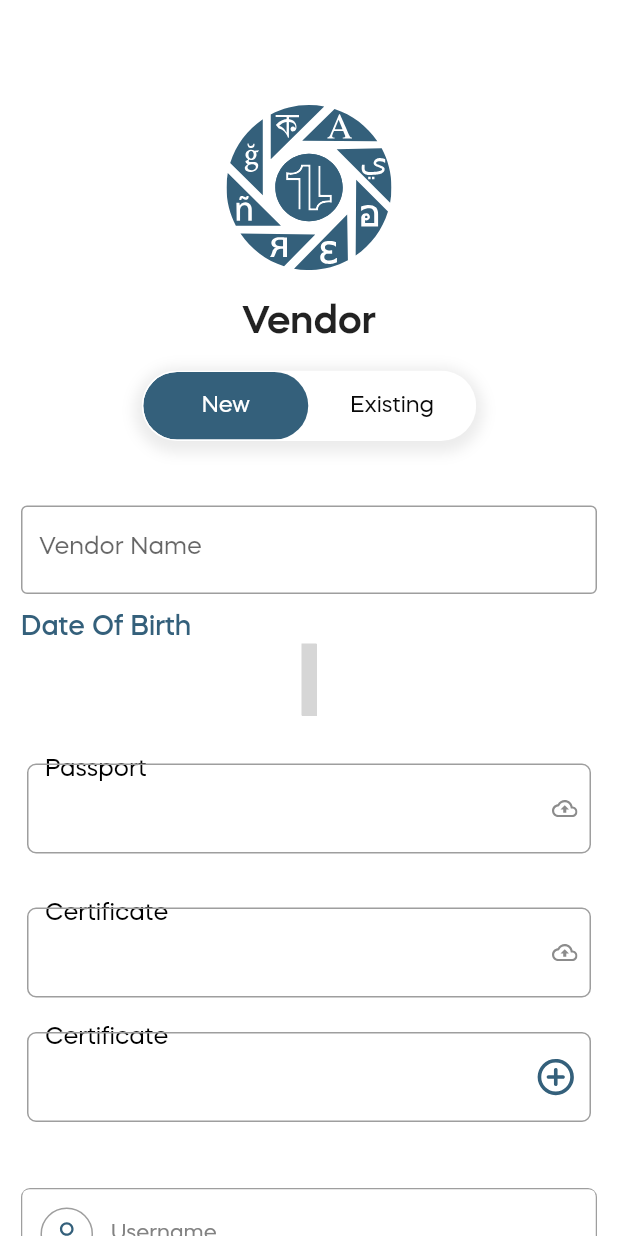
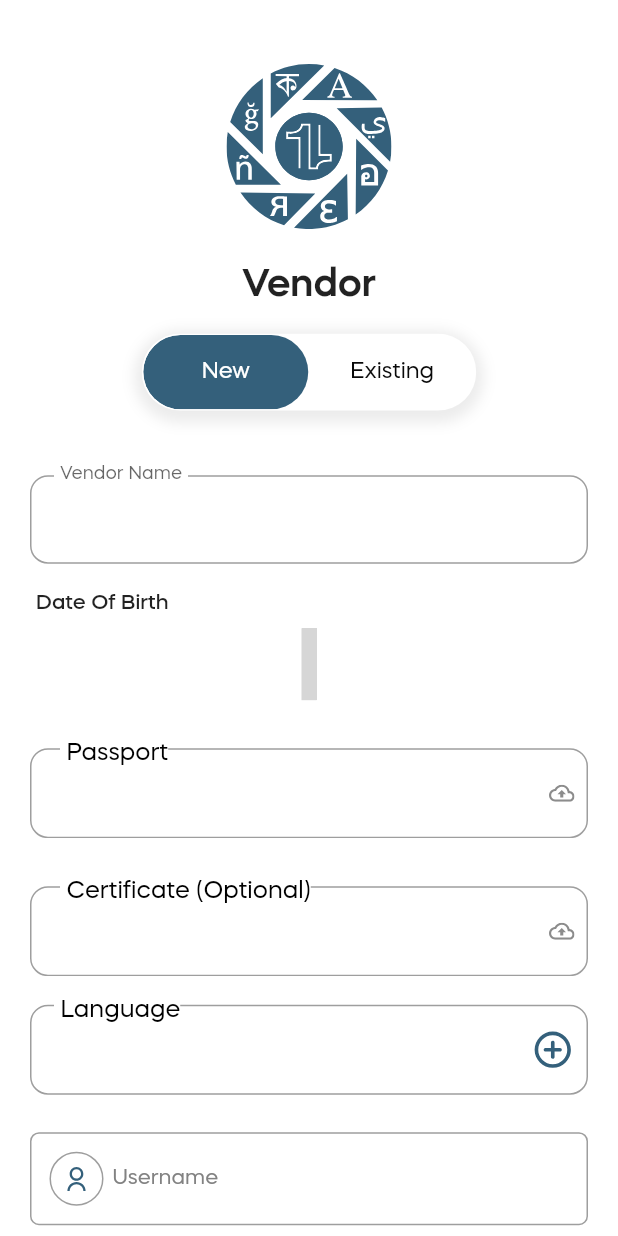
Before and after one commit to huzaifaa786/translation_vendor, a Flutter app: the screen it shows after launch, after a tap on "New", on a phone screen of 412 x 824 dp. Run offline on Flutter 3.47's test engine with Material 2 defaults, Android fonts, the light colour scheme and no system bars; drawn by our look-alikes of toggle_switch; our stand-ins replace flutter_svg, google_maps_flutter, image_picker, rflutter_alert, table_calendar; missing offline and left inert: datepicker_dropdown; grey boxes are pictures that could not be loaded.

Commit message:
Adil, 19/4/2023

```diff
--- a/lib/screen/login/login.dart
+++ b/lib/screen/login/login.dart
@@ -23,7 +23,7 @@
 }
 
 class _LoginScreenState extends State<LoginScreen> {
-  int index = 0;
+  int index = 1;
 
   getindex(id) async {
     setState(() {
@@ -49,37 +49,22 @@
       backgroundColor: Colors.white,
       body: SafeArea(
         child: Padding(
-          padding: const EdgeInsets.only(left: 14, right: 14),
+          padding: const EdgeInsets.only(left: 20, right: 20),
           child: SingleChildScrollView(
             child: Column(
               children: [
-                Stack(
-                  children: [
                 Padding(
-                      padding: const EdgeInsets.only(top: 70),
+                  padding: const EdgeInsets.only(top: 40),
                   child: Row(
                     mainAxisAlignment: MainAxisAlignment.center,
                     children: [
                       SvgPicture.asset(
                         'assets/images/logo.svg',
-                            height: 110,
+                        height: MediaQuery.of(context).size.height * 0.14,
                         width: 110,
                       )
                     ],
                   ),
-                    ),
-                    // Positioned(
-                    //   bottom: 10,
-                    //   left: 55,
-                    //   child: Text(
-                    //     "Sign in to continue",
-                    //     style: TextStyle(
-                    //       fontSize: 26,
-                    //       fontWeight: FontWeight.w600,
-                    //     ),
-                    //   ),
-                    // )
-                  ],
                 ),
                 Padding(
                   padding: const EdgeInsets.only(top: 20),
@@ -123,7 +108,7 @@
                           radiusStyle: true,
                           fontSize: 15,
                           minWidth: 110,
-                            minHeight: 45,
+                          minHeight: MediaQuery.of(context).size.height * 0.06,
                           cornerRadius: 40,
                           inactiveFgColor: const Color.fromARGB(255, 9, 9, 9),
                           activeFgColor:
@@ -135,9 +120,7 @@
                             Border.all(
                               color: mainColor,
                               width: 1.0,
-
                             ),
-
                           ],
                         ),
                       ),
@@ -150,18 +133,18 @@
                         child: Column(children: [
                           Stackinput(
                             labelText: 'Vendor Name',
-                            hint: 'Enter your name',
+                            hint: '',
                           ),
                           Padding(
-                            padding: const EdgeInsets.only(top: 12),
+                            padding: const EdgeInsets.only(
+                                top: 18, left: 4, bottom: 8),
                             child: Row(
                               children: [
                                 Text(
                                   'Date Of Birth',
                                   style: TextStyle(
                                       fontWeight: FontWeight.w500,
-                                      fontSize: 18,
-                                      color: mainColor),
+                                      fontSize: 14),
                                 ),
                               ],
                             ),
@@ -175,8 +158,9 @@
                                       color: Colors.grey, width: 1.0),
                                 ),
                                 border: OutlineInputBorder(
+                                  borderSide: BorderSide(color: Colors.grey[300]!),
                                     borderRadius:
-                                        BorderRadius.circular(10))), // optional
+                                        BorderRadius.circular(10),)), // optional
                             isDropdownHideUnderline: true, // optional
                             isFormValidator: true, // optional
                             startYear: 1970, // optional
@@ -195,9 +179,10 @@
                             // border: Border.all(color: Colors.grey, width: 1.0)), // optional
                             // showDay: false,// optional
                             dayFlex: 2, // optional
-
+                            // monthFlex: 3,
+                            // yearFlex: 2,
                             // locale: "zh_CN",// optional
-                            // hintDay: 'Day', // optional
+                            hintDay: 'Day', // optional
                             // hintMonth: 'Month', // optional
                             // hintYear: 'Year', // optional
                             // hintTextStyle: TextStyle(color: Colors.grey), // optional
@@ -205,7 +190,7 @@
                           Padding(
                             padding: const EdgeInsets.only(top: 15),
                             child: Imageinput(
-                              labelText: 'Passport',
+                              labelText: ' Passport ',
                               imageIcon: 'assets/images/image.svg',
                               onpressed: () {
                                 selectimage();
@@ -215,7 +200,7 @@
                           Padding(
                             padding: const EdgeInsets.only(top: 15),
                             child: Imageinput(
-                              labelText: 'Certificate',
+                              labelText: ' Certificate (Optional) ',
                               imageIcon: 'assets/images/image.svg',
                               onpressed: () {
                                 selectimage();
@@ -225,7 +210,7 @@
                           Padding(
                               padding: const EdgeInsets.only(top: 15),
                               child: LanguageAdd(
-                                labelText: 'Certificate',
+                                labelText: ' Language',
                                 imageIcon: 'assets/images/add.svg',
                                 onpressed: () {
                                   print(showCreate);
@@ -244,7 +229,7 @@
                                 )
                               : Container(),
                           Padding(
-                            padding: const EdgeInsets.only(top: 40.0),
+                            padding: const EdgeInsets.only(top: 25.0),
                             child: IconInputFields(
                               imageIcon: 'assets/images/email.svg',
                               hint: 'Username',
--- a/lib/static/icon_inputfield.dart
+++ b/lib/static/icon_inputfield.dart
@@ -20,7 +20,7 @@
       this.autovalidateMode,
       this.validate,
       this.icon,
-       this.height,
+      this.height,
       this.type = TextInputType.text,
       this.fontSize = 14.0,
       this.width = 0.98,
@@ -32,7 +32,7 @@
   final bool? validate;
   final hint;
   final width;
-    final height;
+  final height;
   final type;
   final imageIcon;
   final icon;
@@ -49,6 +49,7 @@
   @override
   Widget build(BuildContext context) {
     return Container(
+      padding: EdgeInsets.all(6),
       decoration: BoxDecoration(
         border: Border.all(color: Colors.grey),
         borderRadius: BorderRadius.all(
@@ -60,7 +61,7 @@
         controller: controller,
         decoration: InputDecoration(
             prefixIcon: Padding(
-              padding: const EdgeInsets.all(12),
+              padding: const EdgeInsets.all(6),
               child: Container(
                 padding: const EdgeInsets.all(8),
                 decoration: BoxDecoration(
@@ -68,7 +69,7 @@
                     color: Colors.grey,
                   ),
                   borderRadius: BorderRadius.all(
-                    Radius.circular(45),
+                    Radius.circular(30),
                   ),
                 ),
                 child: FittedBox(
@@ -85,11 +86,10 @@
             fillColor: Colors.white,
             hintText: hint,
             hintStyle: TextStyle(color: hintColor),
-            contentPadding: const EdgeInsets.only(left: 3.0),
+            contentPadding: const EdgeInsets.only(left: 3),
             border: OutlineInputBorder(borderSide: BorderSide.none)),
         keyboardType: type,
         cursorColor: Colors.black,
-
         maxLines: 1,
         validator: validator,
       ),
--- a/lib/static/imageinput.dart
+++ b/lib/static/imageinput.dart
@@ -58,27 +58,15 @@
           children: [
             Stack(
               children: [
-                 Positioned(
-                    top: -2,
-                    left: 16,
-                    child: Text(
-                      labelText,
-                      style: TextStyle(
-                        backgroundColor: Colors.transparent,
-                        fontSize: 16,
-                        color: Colors.black,
-                      ),
-                    ),
-                  ),
                 Padding(
-                  padding: const EdgeInsets.all(4.0),
+                  padding: const EdgeInsets.only(top: 4),
                   child: Container(
                     height: 60,
                     width: MediaQuery.of(context).size.width * 10,
                     decoration: BoxDecoration(
                       border: Border.all(color: Colors.grey),
                       borderRadius: BorderRadius.all(
-                        Radius.circular(6),
+                        Radius.circular(12),
                       ),
                     ),
                     child: Row(
@@ -99,6 +87,21 @@
                     ),
                   ),
                 ),
+                Positioned(
+                  top: -2,
+                  left: 16,
+                  child: Container(
+                    margin: const EdgeInsets.only(left: 4,right: 4),
+                    child: Text(
+                      labelText,
+                      style: TextStyle(
+                        backgroundColor: White,
+                        fontSize: 16,
+                        color: Colors.black,
+                      ),
+                    ),
+                  ),
+                ),
               ],
             ),
           ],
--- a/lib/static/inputfield.dart
+++ b/lib/static/inputfield.dart
@@ -2,7 +2,6 @@
 
 import 'package:flutter/material.dart';
 import 'package:translation_vendor/values/colors.dart';
-
 
 class InputFields extends StatelessWidget {
   const InputFields(
@@ -68,16 +67,21 @@
             filled: true,
             fillColor: Colors.white,
             hintText: hint,
-            suffixIcon: showSuffix == true ?InkWell(
+            suffixIcon: showSuffix == true
+                ? InkWell(
                     onTap: onpressed,
                     child: Column(
                       mainAxisAlignment: MainAxisAlignment.center,
                       children: [
-
-                  Text(suffix),
+                        Text(
+                          suffix,
+                          style: TextStyle(
+                              color: mainColor, fontWeight: FontWeight.w600),
+                        ),
                       ],
                     ),
-            ):Container(),
+                  )
+                : Container(),
             contentPadding: const EdgeInsets.only(left: 12.0, right: 12),
             hintStyle: TextStyle(color: hintColor),
             enabledBorder: OutlineInputBorder(
--- a/lib/static/language_add.dart
+++ b/lib/static/language_add.dart
@@ -54,27 +54,15 @@
       children: [
         Stack(
           children: [
-            Positioned(
-              top: -2,
-              left: 16,
-              child: Text(
-                labelText,
-                style: TextStyle(
-                  backgroundColor: Colors.transparent,
-                  fontSize: 16,
-                  color: Colors.black,
-                ),
-              ),
-            ),
             Padding(
-              padding: const EdgeInsets.all(4.0),
+              padding: const EdgeInsets.only(top:4.0),
               child: Container(
                 height: 60,
                 width: MediaQuery.of(context).size.width * 10,
                 decoration: BoxDecoration(
                   border: Border.all(color: Colors.grey),
                   borderRadius: BorderRadius.all(
-                    Radius.circular(6),
+                    Radius.circular(12),
                   ),
                 ),
                 child: Row(
@@ -98,6 +86,18 @@
                 ),
               ),
             ),
+            Positioned(
+              top: -2,
+              left: 16,
+              child: Text(
+                labelText,
+                style: TextStyle(
+                  backgroundColor: White,
+                  fontSize: 16,
+                  color: Colors.black,
+                ),
+              ),
+            ),
           ],
         ),
       ],
--- a/lib/static/stackinputfield.dart
+++ b/lib/static/stackinputfield.dart
@@ -49,22 +49,21 @@
   Widget build(BuildContext context) {
     return Column(
       children: [
-
         Container(
             margin: EdgeInsets.only(top: 30),
             child: TextField(
               decoration: InputDecoration(
                 fillColor: Colors.grey,
-            border: OutlineInputBorder(),
+                floatingLabelBehavior: FloatingLabelBehavior.always,
+                border:
+                    OutlineInputBorder(borderRadius: BorderRadius.circular(12),),
+                contentPadding: EdgeInsets.only(left: 20, top: 20, bottom: 20),
                 hoverColor: Colors.grey,
                 focusColor: Colors.grey,
                 labelText: labelText,
                 hintText: hint,
               ),
-        )
-
-        ),
-
+            )),
       ],
     );
   }
```
Lines whose indentation alone changed are shown as unchanged.
